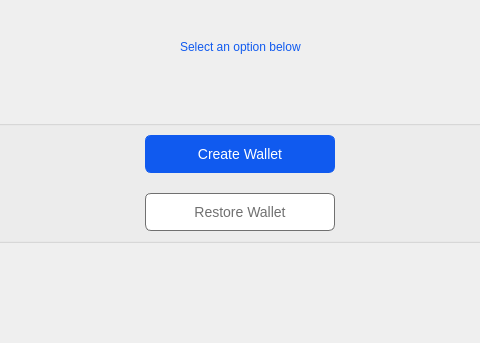
Old version of the form src/qt/veil/forms/tutorialcreatewalletwidget.ui in the repository Veil-Project/veil; both pictures show x 104 to 584 and y 0 to 343 of the 689 by 499 pixel window.
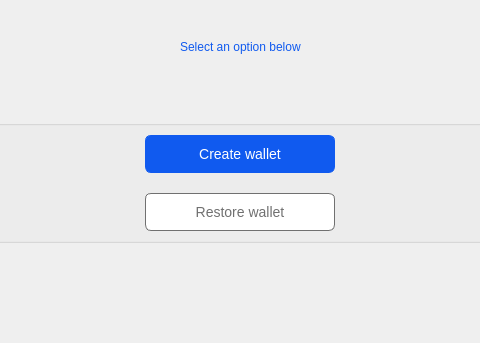
New version of the form.

Patch:
```diff
--- a/src/qt/veil/forms/tutorialcreatewalletwidget.ui
+++ b/src/qt/veil/forms/tutorialcreatewalletwidget.ui
@@ -142,7 +142,7 @@
 </string>
         </property>
         <property name="text">
-         <string>Create Wallet</string>
+         <string>Create wallet</string>
         </property>
         <property name="checkable">
          <bool>true</bool>
@@ -201,7 +201,7 @@
 </string>
         </property>
         <property name="text">
-         <string>Restore Wallet</string>
+         <string>Restore wallet</string>
         </property>
         <property name="checkable">
          <bool>true</bool>
```
